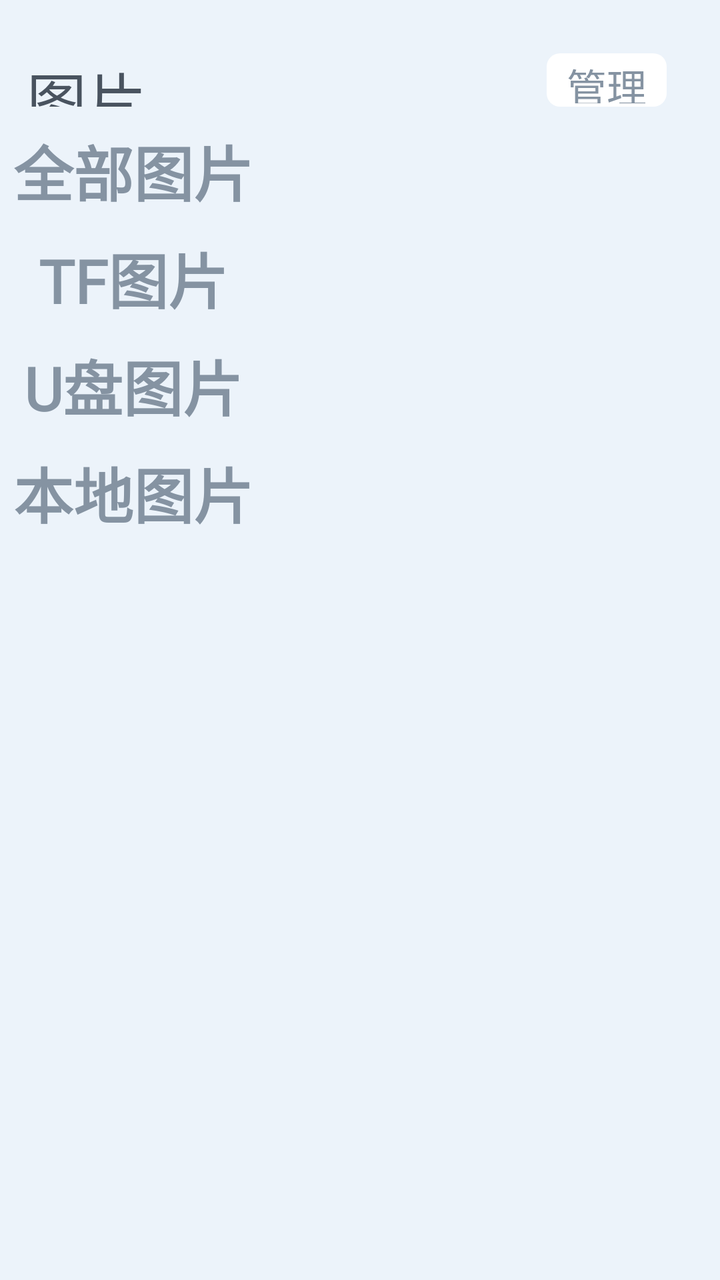
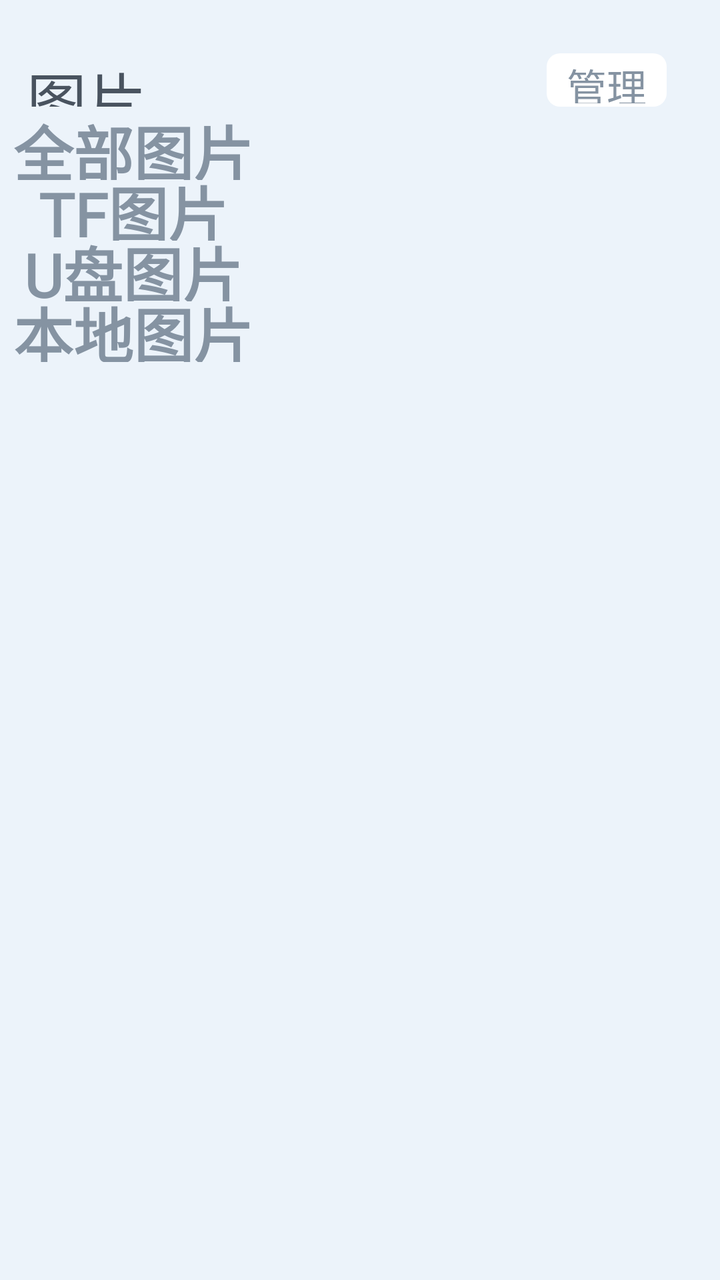

Compare the two renders of this Android layout. The source of the first and the diff that turns it into the second are given below.
<!-- AndroidManifest.xml: application theme AppTheme -->
<!-- res/layout/activity_main.xml -->
<?xml version="1.0" encoding="utf-8"?>
<LinearLayout xmlns:android="http://schemas.android.com/apk/res/android"
    xmlns:app="http://schemas.android.com/apk/res-auto"
    android:layout_width="match_parent"
    android:layout_height="match_parent"
    android:orientation="vertical"
    android:paddingTop="80px"
    android:background="@color/color_ECF3FA">

    <FrameLayout
        android:layout_width="match_parent"
        android:layout_height="80px" >

        <TextView
            android:layout_width="wrap_content"
            android:layout_height="wrap_content"
            android:layout_gravity="center_vertical"
            android:layout_marginLeft="40px"
            android:fontFamily="@font/alibabapuhuiti_3_65_medium"
            android:textColor="@color/color_49535F"
            android:textSize="30sp"
            android:text="图片" />

        <TextView
            android:layout_width="wrap_content"
            android:layout_height="wrap_content"
            android:layout_gravity="center_vertical|end"
            android:layout_marginRight="80px"
            android:gravity="center"
            android:paddingLeft="30px"
            android:paddingRight="30px"
            android:paddingTop="5px"
            android:paddingBottom="5px"
            android:fontFamily="@font/alibabapuhuiti_3_65_medium"
            android:textColor="@color/color_8593A2"
            android:textSize="20sp"
            android:background="@drawable/shape_manager_bg"
            android:text="管理" />

    </FrameLayout>

    <LinearLayout
        android:layout_width="match_parent"
        android:layout_height="match_parent"
        android:orientation="horizontal" >

        <LinearLayout
            android:layout_width="400px"
            android:layout_height="match_parent"
            android:gravity="center_horizontal"
            android:orientation="vertical">

            <TextView
                android:id="@+id/tv_all_picture"
                android:layout_width="wrap_content"
                android:layout_height="wrap_content"
                android:layout_marginTop="10dp"
                android:fontFamily="@font/alibabapuhuiti_3_65_medium"
                android:text="全部图片"
                android:textColor="@color/selector_text_select"
                android:background="@drawable/selector_type_bg_select"
                android:textSize="30sp"
                android:textStyle="bold" />

            <TextView
                android:id="@+id/tv_sd_picture"
                android:layout_width="wrap_content"
                android:layout_height="wrap_content"
                android:layout_marginTop="10dp"
                android:fontFamily="@font/alibabapuhuiti_3_65_medium"
                android:text="TF图片"
                android:textColor="@color/selector_text_select"
                android:background="@drawable/selector_type_bg_select"
                android:textSize="30sp"
                android:textStyle="bold" />

            <TextView
                android:id="@+id/tv_usb_picture"
                android:layout_width="wrap_content"
                android:layout_height="wrap_content"
                android:layout_marginTop="10dp"
                android:fontFamily="@font/alibabapuhuiti_3_65_medium"
                android:text="U盘图片"
                android:textColor="@color/selector_text_select"
                android:background="@drawable/selector_type_bg_select"
                android:textSize="30sp"
                android:textStyle="bold" />

            <TextView
                android:id="@+id/tv_local_picture"
                android:layout_width="wrap_content"
                android:layout_height="wrap_content"
                android:layout_marginTop="10dp"
                android:fontFamily="@font/alibabapuhuiti_3_65_medium"
                android:text="本地图片"
                android:textColor="@color/selector_text_select"
                android:background="@drawable/selector_type_bg_select"
                android:textSize="30sp"
                android:textStyle="bold" />

        </LinearLayout>


        <androidx.recyclerview.widget.RecyclerView
            android:id="@+id/rv_folder_picture"
            android:layout_width="match_parent"
            android:layout_height="match_parent"
            android:fadeScrollbars="false"
            android:orientation="vertical"
            android:overScrollMode="never" />

        <com.sansan.picture.widget.ScrollableRecyclerView
            android:id="@+id/rv_picture"
            android:layout_width="match_parent"
            android:layout_height="match_parent"
            android:visibility="gone"/>

    </LinearLayout>

</LinearLayout>
<!-- resources referenced by this layout -->
<resources>
  <color name="color_49535F">#49535F</color>
  <color name="color_8593A2">#8593A2</color>
  <color name="color_ECF3FA">#ECF3FA</color>
  <!-- drawable selector_type_bg_select (drawable) -->
  <?xml version="1.0" encoding="utf-8"?>
  <selector xmlns:android="http://schemas.android.com/apk/res/android">
  
      <item android:drawable="@mipmap/img_type_select_bg" android:state_selected="true"/>
      <item android:drawable="@color/color_transparent"/>
  
  </selector>
  <!-- drawable shape_manager_bg (drawable) -->
  <?xml version="1.0" encoding="utf-8"?>
  <shape xmlns:android="http://schemas.android.com/apk/res/android"
      android:shape="rectangle">
  
      <solid android:color="@color/white" />
      <corners android:radius="20px" />
  
  </shape>
  <style name="AppTheme" parent="Theme.AppCompat.Light.NoActionBar">
  
          <item name="colorPrimary">@color/color_transparent</item>
          <item name="colorPrimaryDark">@color/color_transparent</item>
          <item name="colorAccent">@color/color_transparent</item>
          <item name="android:windowBackground">@color/white</item>
  
          <item name="android:windowTranslucentNavigation">false</item>
          <item name="android:windowTranslucentStatus">false</item>
          <item name="android:windowIsTranslucent">false</item>
  
          <item name="android:windowAnimationStyle">@style/Animation</item>
  
      </style>
  <color name="color_transparent">#00000000</color>
  <color name="white">#FFFFFFFF</color>
  <style name="Animation">
          <item name="android:activityOpenEnterAnimation">@null</item>
          <item name="android:activityOpenExitAnimation">@null</item>
          <item name="android:activityCloseEnterAnimation">@null</item>
          <item name="android:activityCloseExitAnimation">@null</item>
          <item name="android:taskOpenEnterAnimation">@null</item>
          <item name="android:taskOpenExitAnimation">@null</item>
          <item name="android:taskCloseEnterAnimation">@null</item>
          <item name="android:taskCloseExitAnimation">@null</item>
          <item name="android:taskToFrontEnterAnimation">@null</item>
          <item name="android:taskToFrontExitAnimation">@null</item>
          <item name="android:taskToBackEnterAnimation">@null</item>
          <item name="android:taskToBackExitAnimation">@null</item>
      </style>
</resources>

<!-- the commit's change to res/layout/activity_main.xml (unified diff, before → after) -->
@@ -52,9 +52,9 @@
 
             <TextView
                 android:id="@+id/tv_all_picture"
-                android:layout_width="wrap_content"
-                android:layout_height="wrap_content"
-                android:layout_marginTop="10dp"
+                android:layout_width="match_parent"
+                android:layout_height="110px"
+                android:gravity="center"
                 android:fontFamily="@font/alibabapuhuiti_3_65_medium"
                 android:text="全部图片"
                 android:textColor="@color/selector_text_select"
@@ -64,9 +64,10 @@
 
             <TextView
                 android:id="@+id/tv_sd_picture"
-                android:layout_width="wrap_content"
-                android:layout_height="wrap_content"
-                android:layout_marginTop="10dp"
+                android:layout_width="match_parent"
+                android:layout_height="110px"
+                android:gravity="center"
+                android:layout_marginTop="-20px"
                 android:fontFamily="@font/alibabapuhuiti_3_65_medium"
                 android:text="TF图片"
                 android:textColor="@color/selector_text_select"
@@ -76,9 +77,10 @@
 
             <TextView
                 android:id="@+id/tv_usb_picture"
-                android:layout_width="wrap_content"
-                android:layout_height="wrap_content"
-                android:layout_marginTop="10dp"
+                android:layout_width="match_parent"
+                android:layout_height="110px"
+                android:gravity="center"
+                android:layout_marginTop="-20px"
                 android:fontFamily="@font/alibabapuhuiti_3_65_medium"
                 android:text="U盘图片"
                 android:textColor="@color/selector_text_select"
@@ -88,9 +90,10 @@
 
             <TextView
                 android:id="@+id/tv_local_picture"
-                android:layout_width="wrap_content"
-                android:layout_height="wrap_content"
-                android:layout_marginTop="10dp"
+                android:layout_width="match_parent"
+                android:layout_height="110px"
+                android:gravity="center"
+                android:layout_marginTop="-20px"
                 android:fontFamily="@font/alibabapuhuiti_3_65_medium"
                 android:text="本地图片"
                 android:textColor="@color/selector_text_select"
